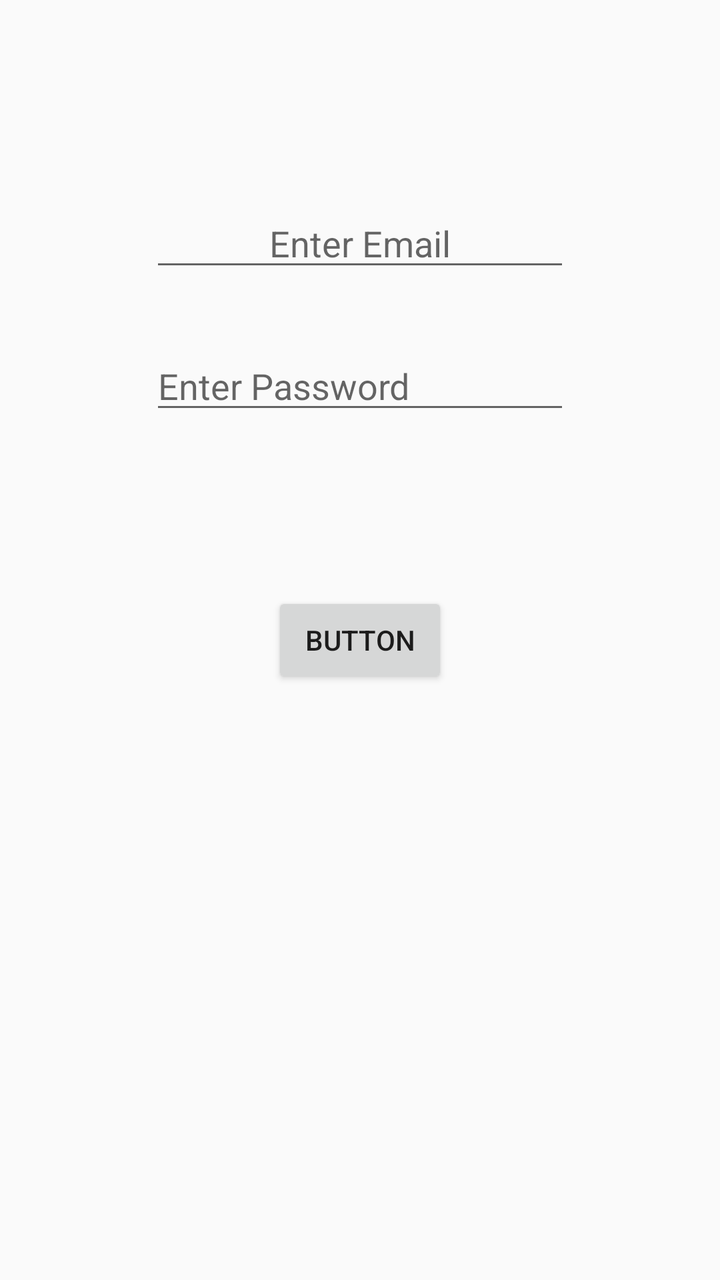
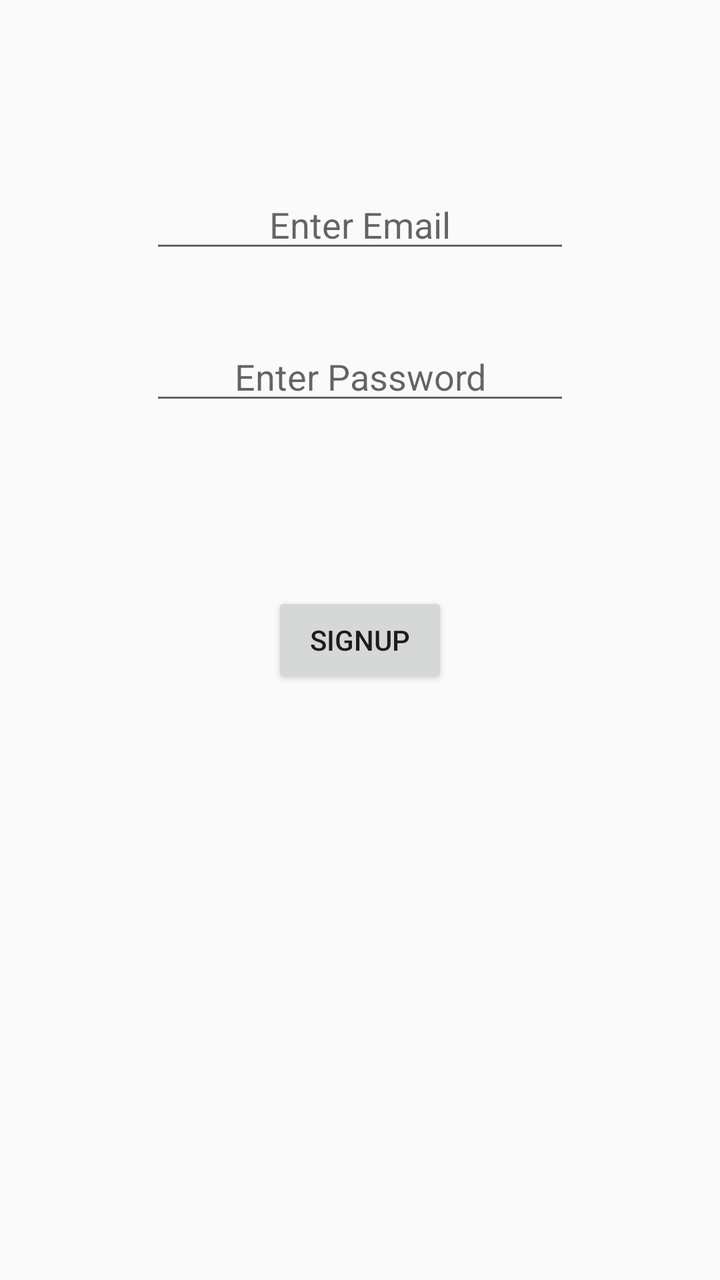

Screens rendered from an Android XML layout before and after an edit, with the pre-edit source and the edit as a unified diff.
<!-- AndroidManifest.xml: application theme AppTheme -->
<!-- res/layout/activity_signup.xml -->
<?xml version="1.0" encoding="utf-8"?>
<android.support.constraint.ConstraintLayout xmlns:android="http://schemas.android.com/apk/res/android"
    xmlns:app="http://schemas.android.com/apk/res-auto"
    xmlns:tools="http://schemas.android.com/tools"
    android:id="@+id/signupbtn"
    android:layout_width="match_parent"
    android:layout_height="wrap_content"
    tools:context=".Signup">

    <TextView
        android:id="@+id/Create"
        android:layout_width="wrap_content"
        android:layout_height="wrap_content"
        android:layout_marginTop="68dp"
        android:layout_marginBottom="644dp"
        android:text="Create New Account "
        android:textAlignment="center"
        android:textSize="20dp"
        app:layout_constraintBottom_toBottomOf="parent"
        app:layout_constraintEnd_toEndOf="parent"
        app:layout_constraintStart_toStartOf="parent"
        app:layout_constraintTop_toTopOf="parent" />

    <EditText
        android:id="@+id/emailText"
        android:layout_width="wrap_content"
        android:layout_height="wrap_content"
        android:layout_marginTop="75dp"
        android:layout_marginBottom="16dp"
        android:ems="10"
        android:hint="Enter Email"
        android:inputType="textPersonName"
        android:text=""
        android:textAlignment="center"
        app:layout_constraintBottom_toTopOf="@+id/password"
        app:layout_constraintEnd_toEndOf="parent"
        app:layout_constraintStart_toStartOf="parent"
        app:layout_constraintTop_toBottomOf="@+id/Create" />

    <EditText
        android:id="@+id/password"
        android:layout_width="wrap_content"
        android:layout_height="wrap_content"
        android:layout_marginTop="8dp"
        android:layout_marginBottom="422dp"
        android:ems="10"
        android:hint="Enter Password"
        android:inputType="textPassword"
        app:layout_constraintBottom_toBottomOf="parent"
        app:layout_constraintEnd_toEndOf="parent"
        app:layout_constraintStart_toStartOf="parent"
        app:layout_constraintTop_toBottomOf="@+id/emailText" />

    <Button
        android:id="@+id/button"
        android:layout_width="wrap_content"
        android:layout_height="wrap_content"
        android:text="Button"
        app:layout_constraintBottom_toBottomOf="parent"
        app:layout_constraintEnd_toEndOf="parent"
        app:layout_constraintStart_toStartOf="parent"
        app:layout_constraintTop_toTopOf="parent" />
</android.support.constraint.ConstraintLayout>
<!-- resources referenced by this layout -->
<resources>
  <style name="AppTheme" parent="Theme.AppCompat.Light.DarkActionBar">
          
          <item name="colorPrimary">@color/colorPrimary</item>
          <item name="colorPrimaryDark">@color/colorPrimaryDark</item>
          <item name="colorAccent">@color/colorAccent</item>
      </style>
  <color name="colorPrimary">#008577</color>
  <color name="colorPrimaryDark">#00574B</color>
  <color name="colorAccent">#D81B60</color>
</resources>

<!-- the commit's change to res/layout/activity_signup.xml (unified diff, before → after) -->
@@ -9,13 +9,13 @@
 
     <TextView
         android:id="@+id/Create"
-        android:layout_width="wrap_content"
-        android:layout_height="wrap_content"
+        android:layout_width="259dp"
+        android:layout_height="55dp"
         android:layout_marginTop="68dp"
         android:layout_marginBottom="644dp"
         android:text="Create New Account "
         android:textAlignment="center"
-        android:textSize="20dp"
+        android:textSize="24sp"
         app:layout_constraintBottom_toBottomOf="parent"
         app:layout_constraintEnd_toEndOf="parent"
         app:layout_constraintStart_toStartOf="parent"
@@ -45,6 +45,7 @@
         android:layout_marginBottom="422dp"
         android:ems="10"
         android:hint="Enter Password"
+        android:textAlignment="center"
         android:inputType="textPassword"
         app:layout_constraintBottom_toBottomOf="parent"
         app:layout_constraintEnd_toEndOf="parent"
@@ -52,10 +53,10 @@
         app:layout_constraintTop_toBottomOf="@+id/emailText" />
 
     <Button
-        android:id="@+id/button"
+        android:id="@+id/Signupbtn2"
         android:layout_width="wrap_content"
         android:layout_height="wrap_content"
-        android:text="Button"
+        android:text="signup"
         app:layout_constraintBottom_toBottomOf="parent"
         app:layout_constraintEnd_toEndOf="parent"
         app:layout_constraintStart_toStartOf="parent"
